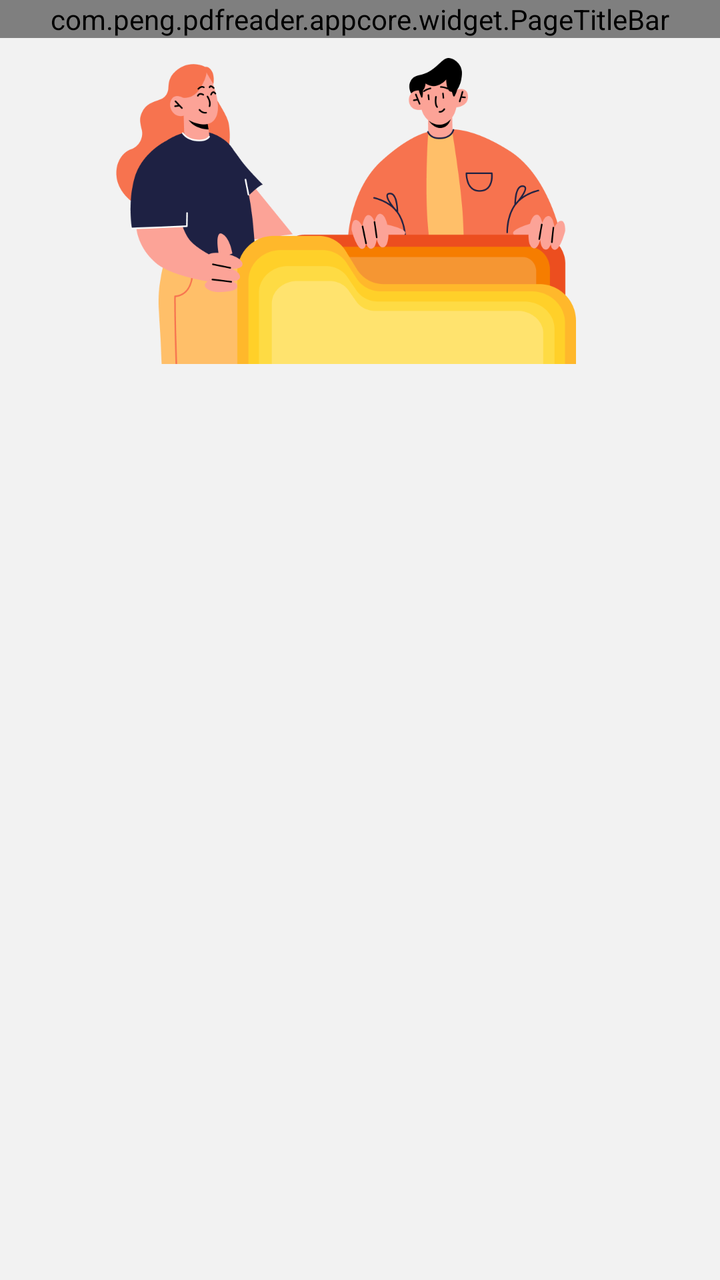
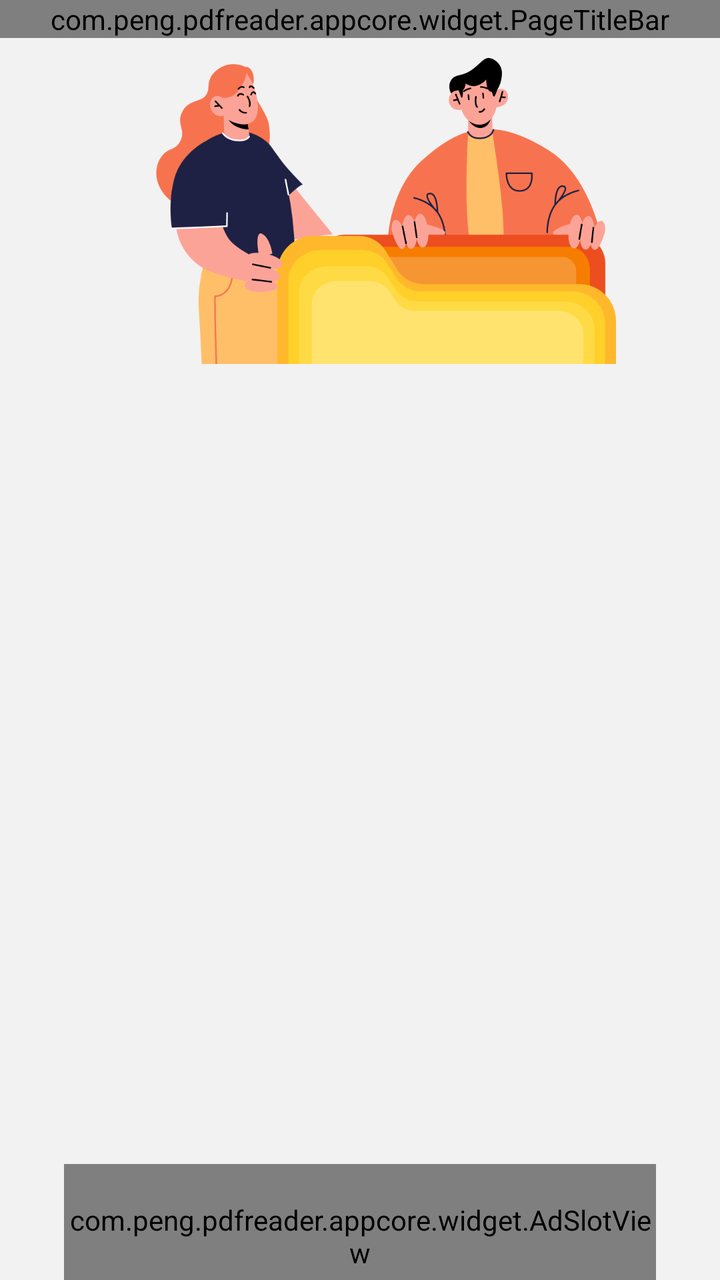

An Android layout rendered at two revisions. The XML below is the earlier revision; the diff shows what the commit changed to produce the second picture.
<!-- AndroidManifest.xml: application theme Theme.PdfReader -->
<!-- res/layout/fragment_tools.xml -->
<?xml version="1.0" encoding="utf-8"?>
<LinearLayout xmlns:android="http://schemas.android.com/apk/res/android"
    android:layout_width="match_parent"
    android:layout_height="match_parent"
    android:background="@color/surface_subtle"
    android:orientation="vertical">

    <com.peng.pdfreader.appcore.widget.PageTitleBar
        android:id="@+id/titleBar"
        android:layout_width="match_parent"
        android:layout_height="wrap_content" />

    <androidx.core.widget.NestedScrollView
        android:id="@+id/scroll"
        android:layout_width="match_parent"
        android:layout_height="0dp"
        android:layout_weight="1"
        android:fillViewport="true"
        android:overScrollMode="never">

        <FrameLayout
            android:layout_width="match_parent"
            android:layout_height="wrap_content">

            
            <View
                android:id="@+id/panel"
                android:layout_width="320dp"
                android:layout_height="420dp"
                android:layout_gravity="top|start"
                android:layout_marginStart="20dp"
                android:layout_marginTop="147dp" />

            
            <androidx.recyclerview.widget.RecyclerView
                android:id="@+id/rvTools"
                android:layout_width="match_parent"
                android:layout_height="388dp"
                android:layout_gravity="top|start"
                android:layout_marginTop="163dp"
                android:clipToPadding="false"
                android:overScrollMode="never"
                android:paddingStart="37dp"
                android:paddingEnd="37dp"
                android:scrollbars="none" />

            
            <ImageView
                android:id="@+id/ivIllustration"
                android:layout_width="320dp"
                android:layout_height="157dp"
                android:layout_gravity="top|start"
                android:layout_marginStart="20dp"
                android:layout_marginTop="6dp"
                android:contentDescription="@string/tools"
                android:src="@mipmap/bg_tools" />

        </FrameLayout>

    </androidx.core.widget.NestedScrollView>

</LinearLayout>
<!-- resources referenced by this layout -->
<resources>
  <color name="surface_subtle">#f2f2f2</color>
  <string name="tools">工具</string>
  <style name="Theme.PdfReader" parent="Theme.AppCore">
          <item name="android:windowBackground">@color/surface_subtle</item>
      </style>
  <style name="Theme.AppCore" parent="Theme.MaterialComponents.Light.NoActionBar">
          <item name="colorPrimary">@color/brand_primary</item>
          <item name="colorPrimaryVariant">@color/brand_primary_dark</item>
          <item name="colorOnPrimary">@color/text_on_tint</item>
          <item name="colorSecondary">@color/brand_primary_dark</item>
          <item name="colorSecondaryVariant">@color/status_error_deep</item>
          <item name="colorOnSecondary">@color/text_on_tint</item>
          <item name="colorSurface">@color/surface_card</item>
          <item name="colorOnSurface">@color/text_primary</item>
          <item name="colorSurfaceVariant">@color/surface_muted</item>
          <item name="colorOnSurfaceVariant">@color/text_tertiary</item>
          <item name="colorError">@color/status_error_crimson</item>
          <item name="android:colorBackground">@color/surface_subtle</item>
          <item name="android:textColorPrimary">@color/text_primary</item>
          <item name="android:textColorSecondary">@color/text_secondary</item>
          <item name="android:textColorHint">@color/text_placeholder</item>
          <item name="android:statusBarColor">@color/surface_card</item>
          <item name="android:navigationBarColor">@color/surface_card</item>
          <item name="android:windowLightStatusBar">true</item>
          <item name="android:windowLightNavigationBar">true</item>
          <item name="bottomSheetDialogTheme">@style/ThemeOverlay.AppCore.BottomSheet</item>
          <item name="materialAlertDialogTheme">@style/ThemeOverlay.AppCore.Dialog</item>
      </style>
  <color name="brand_primary">#da232f</color>
  <color name="brand_primary_dark">#dc2634</color>
  <color name="text_on_tint">#f8fbff</color>
  <color name="status_error_deep">#cc2631</color>
  <color name="surface_card">#fafafa</color>
  <color name="text_primary">#060606</color>
  <color name="surface_muted">#f1f1f1</color>
  <color name="text_tertiary">#666666</color>
  <color name="status_error_crimson">#c42e47</color>
  <color name="text_secondary">#333333</color>
  <color name="text_placeholder">#999999</color>
  <style name="Widget.AppCore.BottomSheet" parent="Widget.MaterialComponents.BottomSheet.Modal">
          <item name="backgroundTint">@color/surface_white_alt</item>
          <item name="shapeAppearanceOverlay">@style/ShapeAppearance.AppCore.BottomSheet</item>
          <item name="android:background">@android:color/transparent</item>
      </style>
  <color name="surface_white_alt">#fffdfd</color>
  <style name="MaterialAlertDialog.AppCore" parent="MaterialAlertDialog.MaterialComponents">
          <item name="shapeAppearanceOverlay">@style/ShapeAppearance.AppCore.Dialog</item>
          <item name="backgroundTint">@color/surface_white_alt</item>
      </style>
  <style name="MaterialAlertDialog.AppCore.Title" parent="MaterialAlertDialog.MaterialComponents.Title.Text">
          <item name="android:textColor">@color/text_primary</item>
      </style>
  <style name="Widget.AppCore.Button.Text" parent="Widget.MaterialComponents.Button.TextButton">
          <item name="android:textColor">@color/text_on_tint</item>
          <item name="android:letterSpacing">0</item>
          <item name="android:textSize">16sp</item>
      </style>
  <style name="ShapeAppearance.AppCore.Dialog" parent="">
          <item name="cornerFamily">rounded</item>
          <item name="cornerSize">@dimen/radius_xl</item>
      </style>
  <dimen name="radius_xl">16dp</dimen>
  <!-- unchanged entries left out for length: 4 -->
</resources>

<!-- the commit's change to res/layout/fragment_tools.xml (unified diff, before → after) -->
@@ -16,6 +16,7 @@
         android:layout_height="0dp"
         android:layout_weight="1"
         android:fillViewport="true"
+        android:layout_marginHorizontal="@dimen/dsg_radius_20"
         android:overScrollMode="never">
 
         <FrameLayout
@@ -25,10 +26,10 @@
             
             <View
                 android:id="@+id/panel"
-                android:layout_width="320dp"
+                android:layout_width="match_parent"
                 android:layout_height="420dp"
                 android:layout_gravity="top|start"
-                android:layout_marginStart="20dp"
+                android:layout_marginHorizontal="20dp"
                 android:layout_marginTop="147dp" />
 
             
@@ -40,8 +41,6 @@
                 android:layout_marginTop="163dp"
                 android:clipToPadding="false"
                 android:overScrollMode="never"
-                android:paddingStart="37dp"
-                android:paddingEnd="37dp"
                 android:scrollbars="none" />
 
             
@@ -55,7 +54,18 @@
                 android:contentDescription="@string/tools"
                 android:src="@mipmap/bg_tools" />
 
+            
+            <com.peng.pdfreader.appcore.widget.AdSlotView
+                android:id="@+id/adBanner"
+                android:layout_width="match_parent"
+                android:layout_height="72dp"
+                android:layout_gravity="top|start"
+                android:layout_marginStart="12dp"
+                android:layout_marginTop="563dp"
+                android:layout_marginEnd="12dp" />
+
         </FrameLayout>
+
 
     </androidx.core.widget.NestedScrollView>
 
<!-- resource entries referenced after the edit -->
@@ -1,6 +1,7 @@
 <!-- resources referenced by this layout -->
 <resources>
   <color name="surface_subtle">#f2f2f2</color>
+  <dimen name="dsg_radius_20">20dp</dimen>
   <string name="tools">工具</string>
   <style name="Theme.PdfReader" parent="Theme.AppCore">
           <item name="android:windowBackground">@color/surface_subtle</item>
@@ -24,7 +25,7 @@
           <item name="android:statusBarColor">@color/surface_card</item>
           <item name="android:navigationBarColor">@color/surface_card</item>
           <item name="android:windowLightStatusBar">true</item>
-          <item name="android:windowLightNavigationBar">true</item>
+          <item name="android:windowLightNavigationBar" tools:targetApi="o_mr1">true</item>
           <item name="bottomSheetDialogTheme">@style/ThemeOverlay.AppCore.BottomSheet</item>
           <item name="materialAlertDialogTheme">@style/ThemeOverlay.AppCore.Dialog</item>
       </style>
